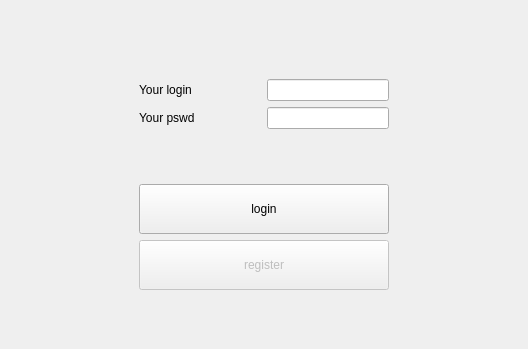
This is HiddenChess/Source/Widgets/LoginWidget/LoginWidget.ui in Nekttuman/HiddenChess as Qt 5 draws it before an edit. The edited form follows.
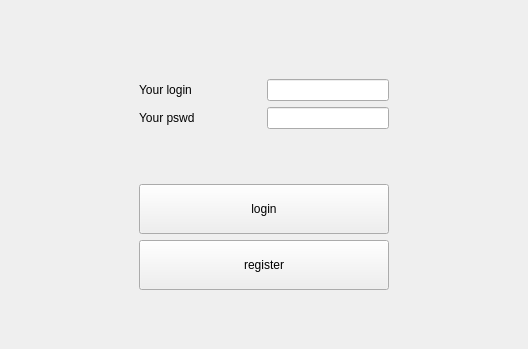
This is the edited form.

What changed in the file:
```diff
--- a/HiddenChess/Source/Widgets/LoginWidget/LoginWidget.ui
+++ b/HiddenChess/Source/Widgets/LoginWidget/LoginWidget.ui
@@ -54,7 +54,7 @@
    <item row="6" column="1">
     <widget class="QPushButton" name="registerBtn">
      <property name="enabled">
-      <bool>false</bool>
+      <bool>true</bool>
      </property>
      <property name="sizePolicy">
       <sizepolicy hsizetype="Minimum" vsizetype="Minimum">
```
